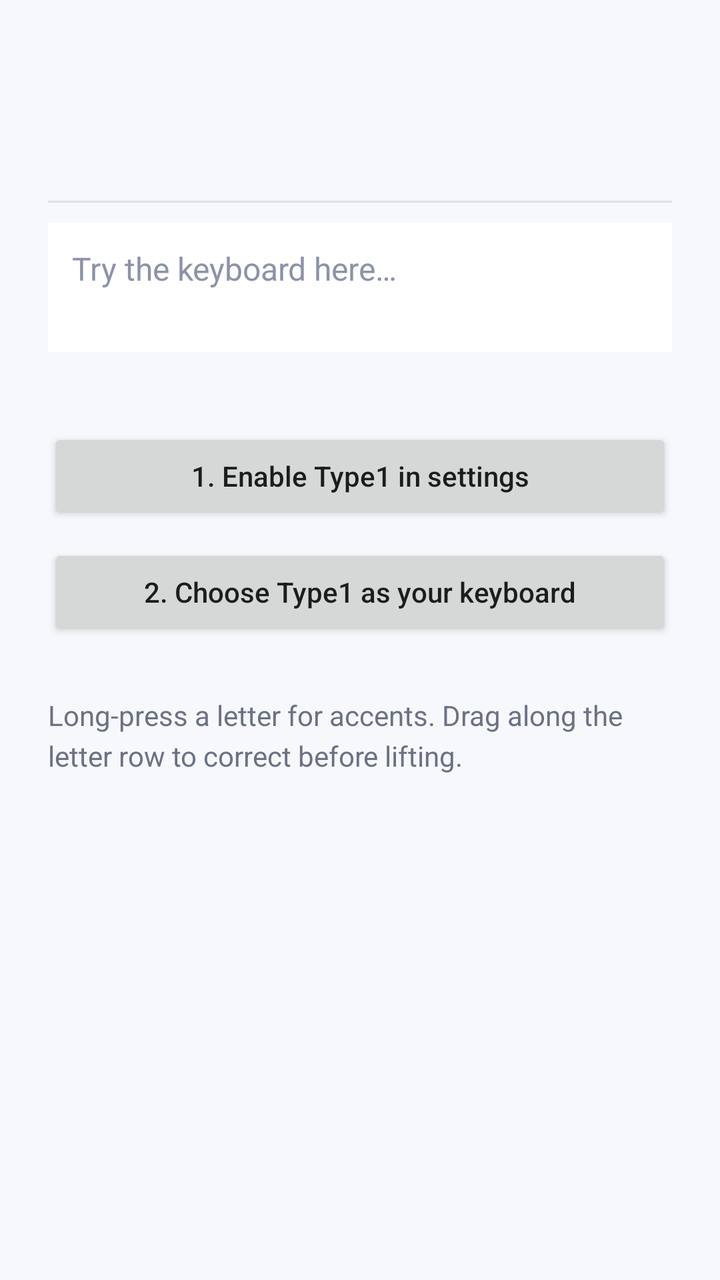
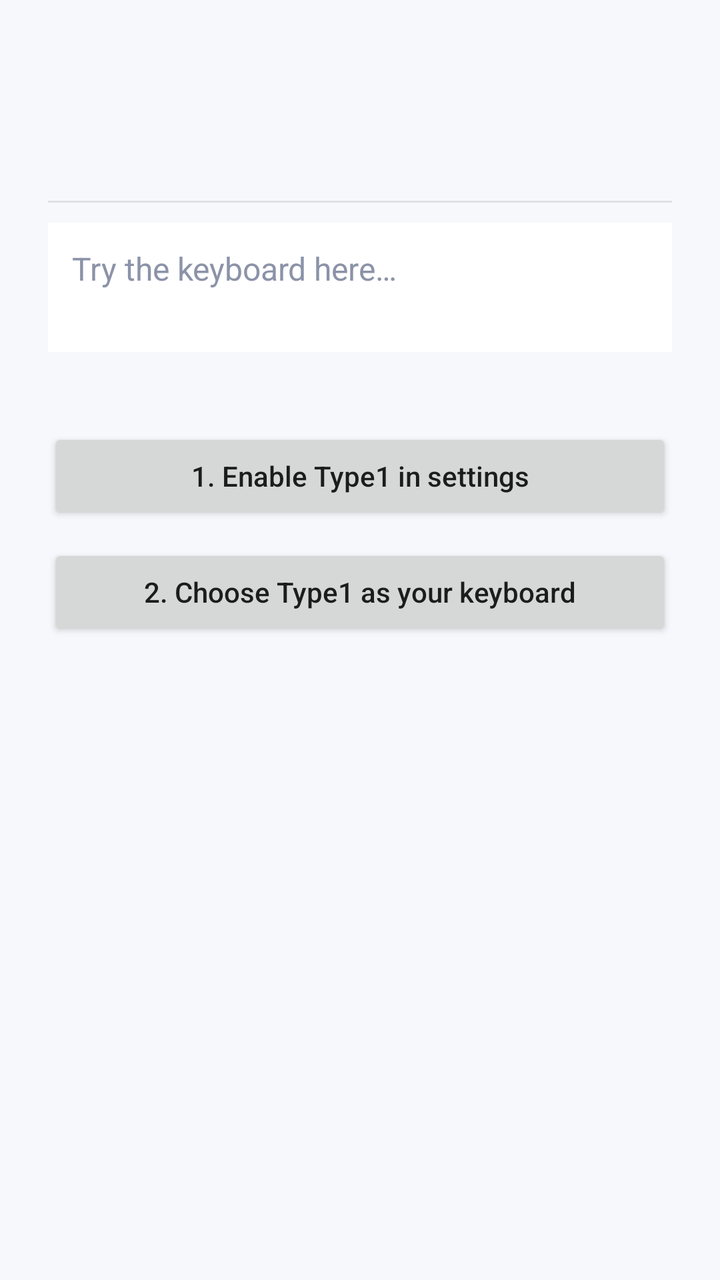

Screens rendered from an Android XML layout before and after an edit, with the pre-edit source and the edit as a unified diff.
<!-- AndroidManifest.xml: application theme Theme.Type1 -->
<!-- res/layout/activity_setup.xml -->
<?xml version="1.0" encoding="utf-8"?>
<LinearLayout xmlns:android="http://schemas.android.com/apk/res/android"
	android:layout_width="match_parent"
	android:layout_height="match_parent"
	android:orientation="vertical">

	<include layout="@layout/settings_header" />

	<ScrollView
		android:layout_width="match_parent"
		android:layout_height="0dp"
		android:layout_weight="1"
		android:fillViewport="true">

		<LinearLayout
			android:layout_width="match_parent"
			android:layout_height="wrap_content"
			android:orientation="vertical"
			android:padding="24dp">

			<Button
				android:id="@+id/enableButton"
				android:layout_width="match_parent"
				android:layout_height="wrap_content"
				android:layout_marginTop="4dp"
				android:text="@string/setup_step_enable"
				android:textAllCaps="false" />

			<Button
				android:id="@+id/selectButton"
				android:layout_width="match_parent"
				android:layout_height="wrap_content"
				android:layout_marginTop="10dp"
				android:text="@string/setup_step_select"
				android:textAllCaps="false" />

			<TextView
				android:layout_width="match_parent"
				android:layout_height="wrap_content"
				android:layout_marginTop="28dp"
				android:lineSpacingExtra="4dp"
				android:text="@string/setup_hint"
				android:textColor="#FF6B7285"
				android:textSize="14sp" />
		</LinearLayout>
	</ScrollView>
</LinearLayout>
<!-- res/layout/settings_header.xml (included above) -->
<?xml version="1.0" encoding="utf-8"?>
<LinearLayout xmlns:android="http://schemas.android.com/apk/res/android"
	android:layout_width="match_parent"
	android:layout_height="wrap_content"
	android:orientation="vertical"
	android:paddingStart="24dp"
	android:paddingTop="48dp"
	android:paddingEnd="24dp"
	android:paddingBottom="10dp">

	<TextView
		android:id="@+id/settingsTitle"
		android:layout_width="match_parent"
		android:layout_height="wrap_content"
		android:textColor="#FF11131A"
		android:textSize="30sp"
		android:textStyle="bold" />

	<TextView
		android:id="@+id/settingsSubtitle"
		android:layout_width="match_parent"
		android:layout_height="wrap_content"
		android:layout_marginTop="4dp"
		android:textColor="#FF4A5064"
		android:textSize="15sp"
		android:visibility="gone" />

	<View
		android:layout_width="match_parent"
		android:layout_height="1dp"
		android:layout_marginTop="12dp"
		android:background="#1A11131A" />

	<EditText
		android:id="@+id/settingsDemo"
		android:layout_width="match_parent"
		android:layout_height="wrap_content"
		android:layout_marginTop="10dp"
		android:background="#FFFFFFFF"
		android:gravity="top|start"
		android:hint="@string/setup_demo_hint"
		android:importantForAutofill="no"
		android:inputType="textCapSentences|textMultiLine"
		android:minLines="2"
		android:maxLines="3"
		android:padding="12dp"
		android:textColor="#FF11131A"
		android:textColorHint="#FF8C93A8"
		android:textSize="16sp" />
</LinearLayout>
<!-- resources referenced by this layout -->
<resources>
  <string name="setup_demo_hint">Try the keyboard here…</string>
  <string name="setup_hint">Long-press a letter for accents. Drag along the letter row to correct before lifting.</string>
  <string name="setup_step_enable">1. Enable Type1 in settings</string>
  <string name="setup_step_select">2. Choose Type1 as your keyboard</string>
  <style name="Theme.Type1" parent="@android:style/Theme.Material.Light.NoActionBar">
  		<item name="android:colorAccent">@color/brand</item>
  		<item name="android:statusBarColor">@color/brand</item>
  		<item name="android:windowBackground">#FFF7F8FC</item>
  	</style>
  <color name="brand">#FF4C6FFF</color>
</resources>

<!-- the commit's change to res/layout/activity_setup.xml (unified diff, before → after) -->
@@ -33,15 +33,6 @@
 				android:layout_marginTop="10dp"
 				android:text="@string/setup_step_select"
 				android:textAllCaps="false" />
-
-			<TextView
-				android:layout_width="match_parent"
-				android:layout_height="wrap_content"
-				android:layout_marginTop="28dp"
-				android:lineSpacingExtra="4dp"
-				android:text="@string/setup_hint"
-				android:textColor="#FF6B7285"
-				android:textSize="14sp" />
 		</LinearLayout>
 	</ScrollView>
 </LinearLayout>
<!-- resource entries referenced after the edit -->
@@ -1,7 +1,6 @@
 <!-- resources referenced by this layout -->
 <resources>
   <string name="setup_demo_hint">Try the keyboard here…</string>
-  <string name="setup_hint">Long-press a letter for accents. Drag along the letter row to correct before lifting.</string>
   <string name="setup_step_enable">1. Enable Type1 in settings</string>
   <string name="setup_step_select">2. Choose Type1 as your keyboard</string>
   <style name="Theme.Type1" parent="@android:style/Theme.Material.Light.NoActionBar">
